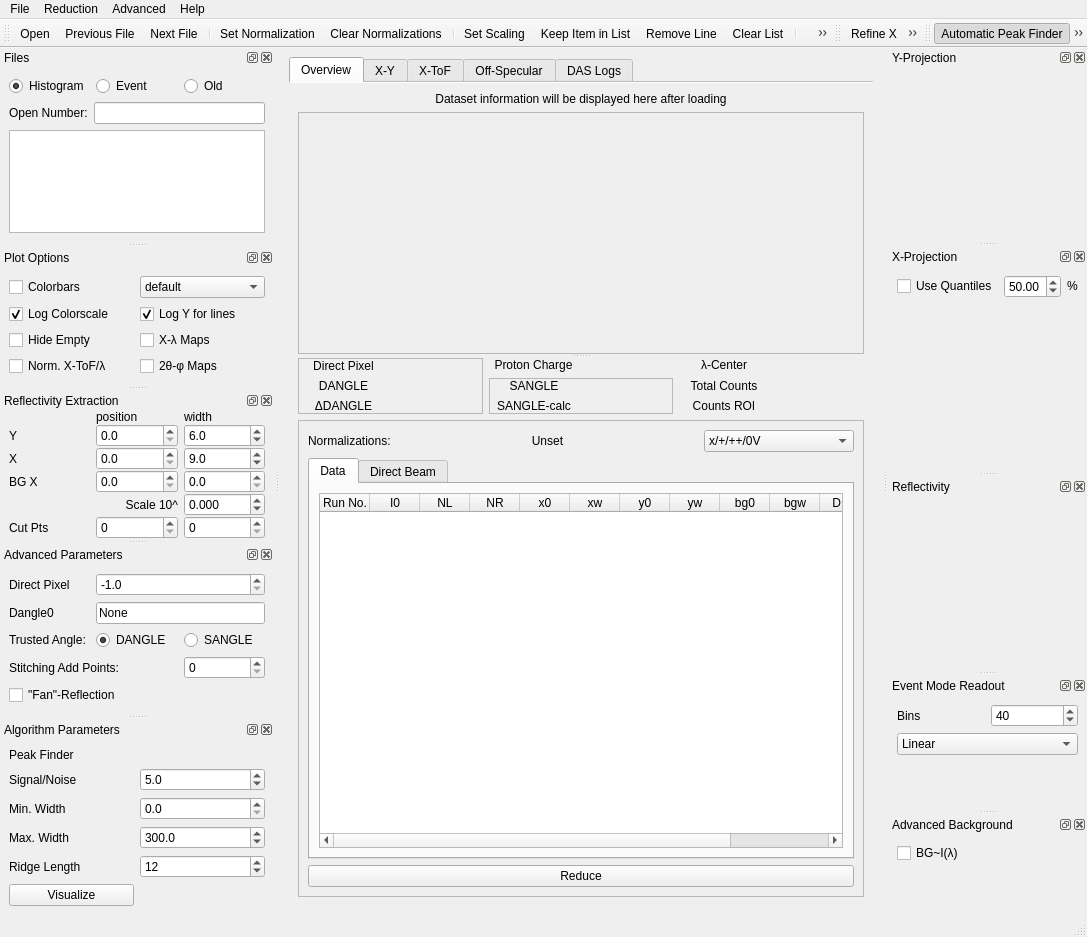
The window that designer/main_window.ui (aglavic/quicknxs) describes before a commit, drawn with Qt 5.
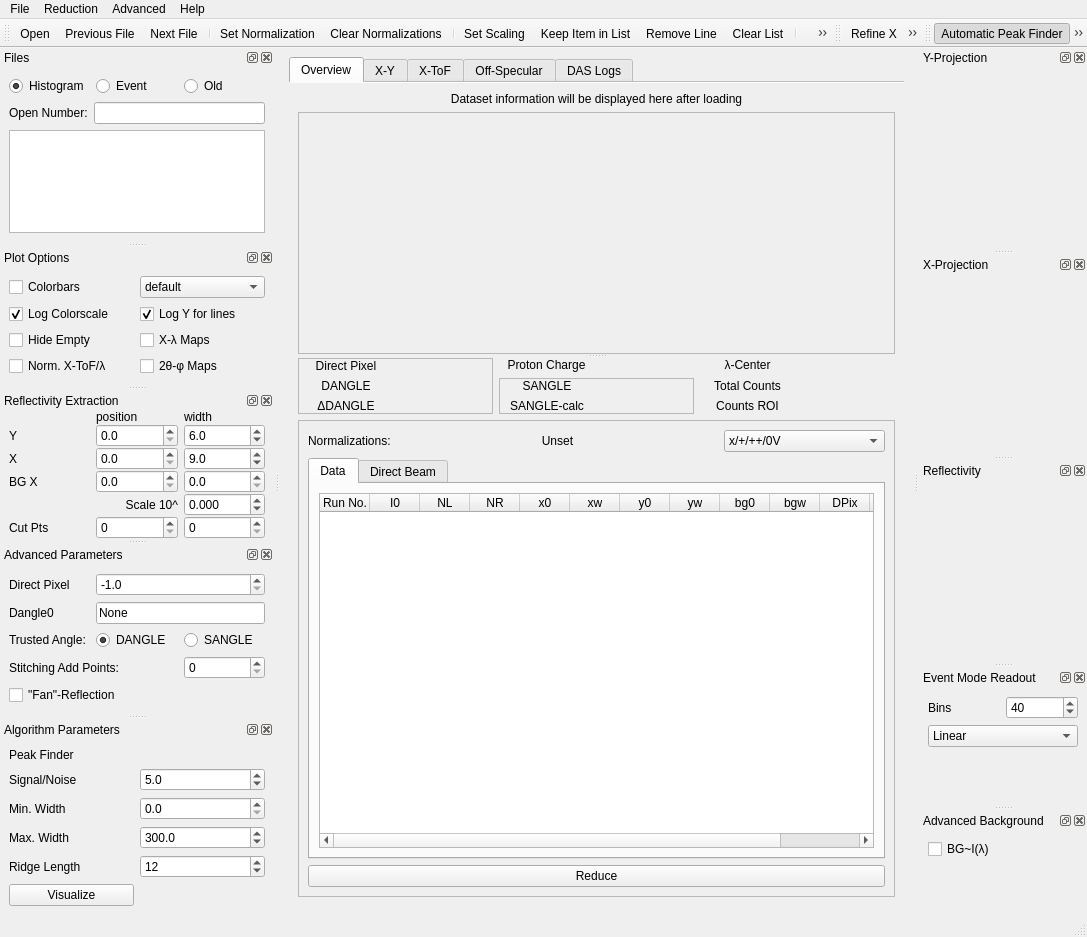
The same window after the commit. Icons and pictures are not drawn. Custom widgets are drawn as their Qt base class.

Commit message: -Completely remove quantiles or x-projection -fix plot_refl

Diff of the .ui file:
```diff
--- a/designer/main_window.ui
+++ b/designer/main_window.ui
@@ -7,7 +7,7 @@
     <x>0</x>
     <y>0</y>
     <width>1087</width>
-    <height>909</height>
+    <height>932</height>
    </rect>
   </property>
   <property name="windowTitle">
@@ -1469,40 +1469,6 @@
    </attribute>
    <widget class="QWidget" name="dockWidgetContents_5">
     <layout class="QVBoxLayout" name="verticalLayout_9">
-     <item>
-      <layout class="QHBoxLayout" name="horizontalLayout_4">
-       <item>
-        <widget class="QCheckBox" name="xprojUseQuantiles">
-         <property name="text">
-          <string>Use Quantiles</string>
-         </property>
-        </widget>
-       </item>
-       <item>
-        <widget class="QDoubleSpinBox" name="xprojQuantiles">
-         <property name="minimum">
-          <double>30.000000000000000</double>
-         </property>
-         <property name="singleStep">
-          <double>5.000000000000000</double>
-         </property>
-         <property name="value">
-          <double>50.000000000000000</double>
-         </property>
-        </widget>
-       </item>
-       <item>
-        <widget class="QLabel" name="label_16">
-         <property name="text">
-          <string>%</string>
-         </property>
-         <property name="textInteractionFlags">
-          <set>Qt::LinksAccessibleByMouse|Qt::TextSelectableByMouse</set>
-         </property>
-        </widget>
-       </item>
-      </layout>
-     </item>
      <item>
       <widget class="MPLWidget" name="x_project" native="true">
        <property name="sizePolicy">
```
Left out of the diff: 34 changed lines with no effect on the pictures. The commit also changes 6 other files.
